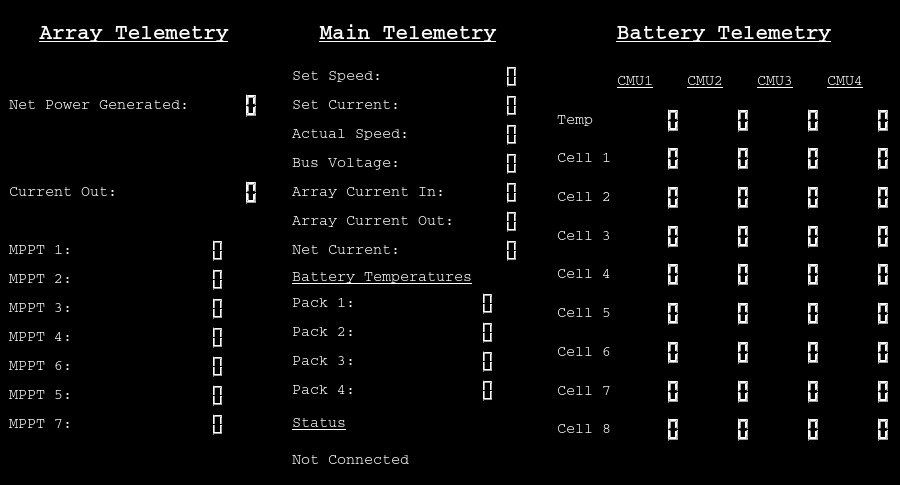
Before: the Qt Designer form SolarCarTestUI.ui in UCSolarCarTeam/Delta-Desktop-Client-Telemetry, drawn with Qt 5.
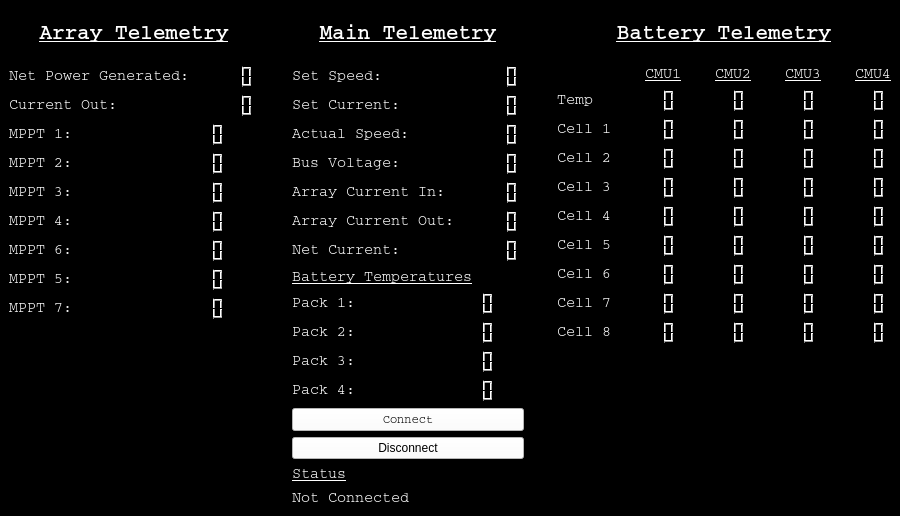
After: the same form once the commit is applied. Icons and pictures are not drawn.

Commit message: added connect disconnect buttons

Patch:
```diff
--- a/SolarCarTestUI.ui
+++ b/SolarCarTestUI.ui
@@ -286,7 +286,7 @@
            <enum>Qt::Vertical</enum>
           </property>
           <property name="sizeType">
-           <enum>QSizePolicy::Minimum</enum>
+           <enum>QSizePolicy::Expanding</enum>
           </property>
           <property name="sizeHint" stdset="0">
            <size>
@@ -599,6 +599,46 @@
         </item>
         <item>
          <layout class="QVBoxLayout" name="StatusLayout">
+          <item>
+           <widget class="QPushButton" name="connectButton">
+            <property name="font">
+             <font>
+              <family>Courier</family>
+             </font>
+            </property>
+            <property name="styleSheet">
+             <string notr="true">background-color: white;
+color: black</string>
+            </property>
+            <property name="text">
+             <string>Connect</string>
+            </property>
+           </widget>
+          </item>
+          <item>
+           <widget class="QPushButton" name="disconnectButton">
+            <property name="sizePolicy">
+             <sizepolicy hsizetype="Preferred" vsizetype="Preferred">
+              <horstretch>0</horstretch>
+              <verstretch>0</verstretch>
+             </sizepolicy>
+            </property>
+            <property name="autoFillBackground">
+             <bool>false</bool>
+            </property>
+            <property name="styleSheet">
+             <string notr="true">background-color: white;
+font: 8pt &quot;Courier&quot;;
+color: black;</string>
+            </property>
+            <property name="text">
+             <string>Disconnect</string>
+            </property>
+            <property name="default">
+             <bool>false</bool>
+            </property>
+           </widget>
+          </item>
           <item>
            <widget class="QLabel" name="pack4Header_2">
             <property name="font">
@@ -711,7 +751,7 @@
              </font>
             </property>
             <property name="text">
-             <string>&lt;html&gt;&lt;head/&gt;&lt;body&gt;&lt;p&gt;&lt;span style=&quot; font-size:11pt; text-decoration: underline;&quot;&gt;CMU4&lt;/span&gt;&lt;/p&gt;&lt;/body&gt;&lt;/html&gt;</string>
+             <string>&lt;html&gt;&lt;head/&gt;&lt;body&gt;&lt;p align=&quot;right&quot;&gt;&lt;span style=&quot; font-size:11pt; text-decoration: underline;&quot;&gt;CMU4&lt;/span&gt;&lt;/p&gt;&lt;/body&gt;&lt;/html&gt;</string>
             </property>
            </widget>
           </item>
@@ -723,7 +763,7 @@
              </font>
             </property>
             <property name="text">
-             <string>&lt;html&gt;&lt;head/&gt;&lt;body&gt;&lt;p&gt;&lt;span style=&quot; font-size:11pt; text-decoration: underline;&quot;&gt;CMU3&lt;/span&gt;&lt;/p&gt;&lt;/body&gt;&lt;/html&gt;</string>
+             <string>&lt;html&gt;&lt;head/&gt;&lt;body&gt;&lt;p align=&quot;right&quot;&gt;&lt;span style=&quot; font-size:11pt; text-decoration: underline;&quot;&gt;CMU3&lt;/span&gt;&lt;/p&gt;&lt;/body&gt;&lt;/html&gt;</string>
             </property>
            </widget>
           </item>
@@ -753,7 +793,7 @@
              </font>
             </property>
             <property name="text">
-             <string>&lt;html&gt;&lt;head/&gt;&lt;body&gt;&lt;p&gt;&lt;span style=&quot; font-size:11pt; text-decoration: underline;&quot;&gt;CMU1&lt;/span&gt;&lt;/p&gt;&lt;/body&gt;&lt;/html&gt;</string>
+             <string>&lt;html&gt;&lt;head/&gt;&lt;body&gt;&lt;p align=&quot;right&quot;&gt;&lt;span style=&quot; font-size:11pt; text-decoration: underline;&quot;&gt;CMU1&lt;/span&gt;&lt;/p&gt;&lt;/body&gt;&lt;/html&gt;</string>
             </property>
            </widget>
           </item>
@@ -765,7 +805,7 @@
              </font>
             </property>
             <property name="text">
-             <string>&lt;html&gt;&lt;head/&gt;&lt;body&gt;&lt;p&gt;&lt;span style=&quot; font-size:11pt; text-decoration: underline;&quot;&gt;CMU2&lt;/span&gt;&lt;/p&gt;&lt;/body&gt;&lt;/html&gt;</string>
+             <string>&lt;html&gt;&lt;head/&gt;&lt;body&gt;&lt;p align=&quot;right&quot;&gt;&lt;span style=&quot; font-size:11pt; text-decoration: underline;&quot;&gt;CMU2&lt;/span&gt;&lt;/p&gt;&lt;/body&gt;&lt;/html&gt;</string>
             </property>
            </widget>
           </item>
@@ -1166,7 +1206,7 @@
            <enum>Qt::Vertical</enum>
           </property>
           <property name="sizeType">
-           <enum>QSizePolicy::Minimum</enum>
+           <enum>QSizePolicy::Expanding</enum>
           </property>
           <property name="sizeHint" stdset="0">
            <size>
```
Left out of the diff: 108 changed lines with no effect on the pictures.
